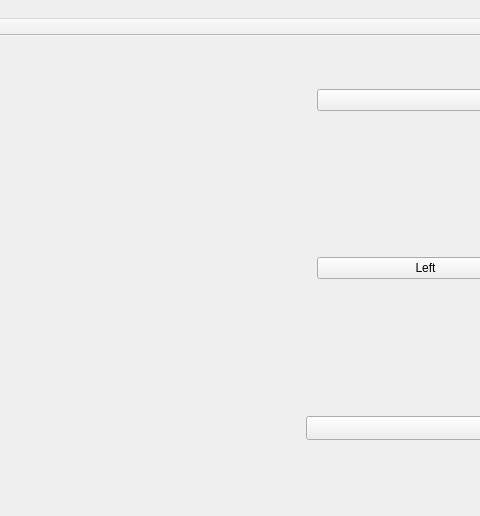
monsieur7/robotProjet, file mainwindow.ui: the form before one commit; both pictures show x 474 to 954 and y 0 to 516 of the 1453 by 745 pixel window.
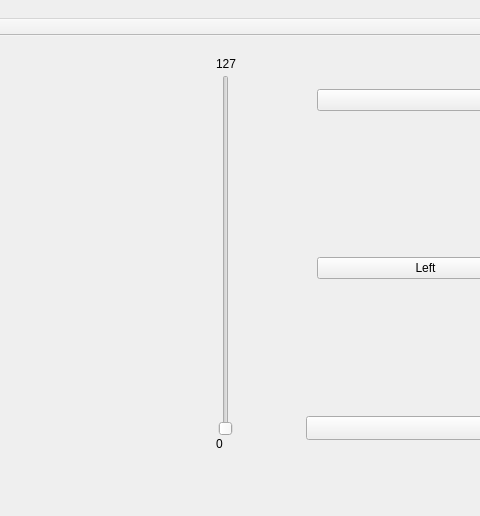
The form after the commit.

Commit message: add slider and updated speed with slider position

Diff of the .ui file:
```diff
--- a/mainwindow.ui
+++ b/mainwindow.ui
@@ -113,6 +113,48 @@
      <string>S</string>
     </property>
    </widget>
+   <widget class="QSlider" name="verticalSlider">
+    <property name="geometry">
+     <rect>
+      <x>690</x>
+      <y>39</y>
+      <width>20</width>
+      <height>361</height>
+     </rect>
+    </property>
+    <property name="maximum">
+     <number>127</number>
+    </property>
+    <property name="orientation">
+     <enum>Qt::Vertical</enum>
+    </property>
+   </widget>
+   <widget class="QLabel" name="label">
+    <property name="geometry">
+     <rect>
+      <x>690</x>
+      <y>400</y>
+      <width>49</width>
+      <height>16</height>
+     </rect>
+    </property>
+    <property name="text">
+     <string>0</string>
+    </property>
+   </widget>
+   <widget class="QLabel" name="label_2">
+    <property name="geometry">
+     <rect>
+      <x>690</x>
+      <y>20</y>
+      <width>49</width>
+      <height>16</height>
+     </rect>
+    </property>
+    <property name="text">
+     <string>127</string>
+    </property>
+   </widget>
   </widget>
   <widget class="QMenuBar" name="menuBar">
    <property name="geometry">
```
The commit also changes 3 other files.
